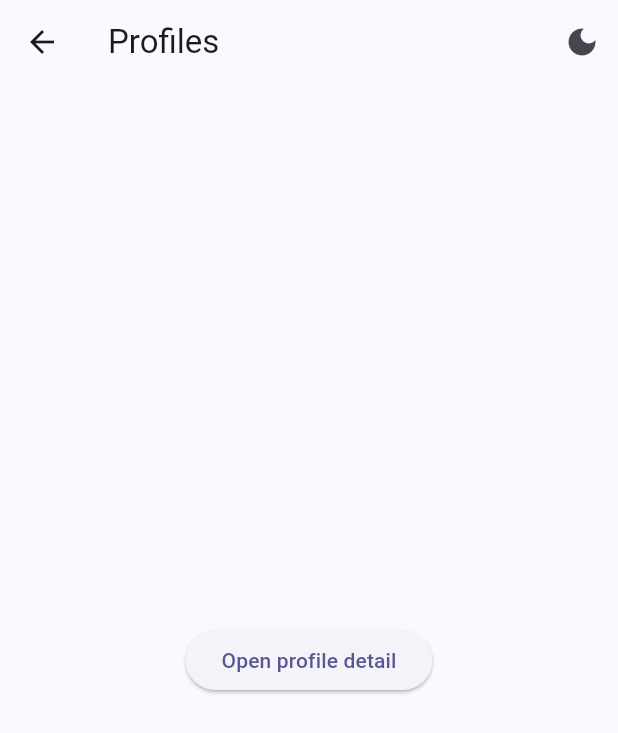
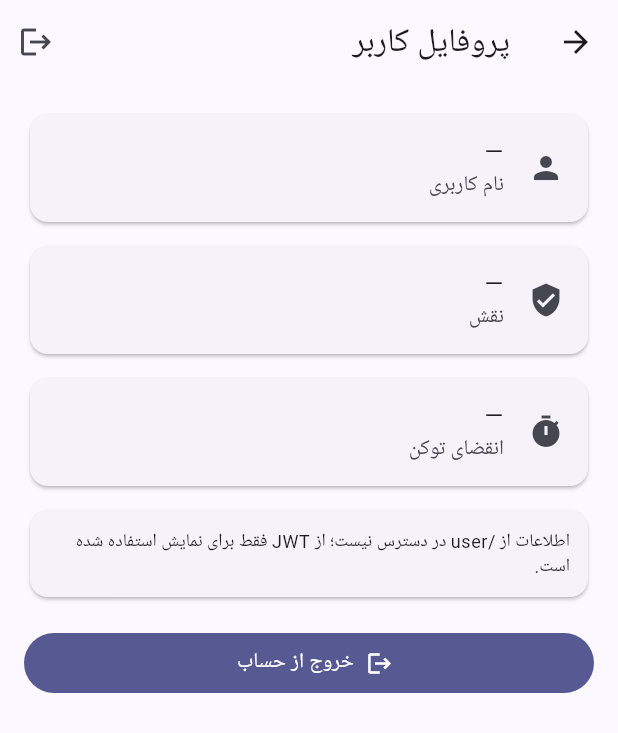
Before and after one commit to ah2727/qrcodescanner, a Flutter app: the ProfilesPage screen opened directly, on a phone screen of 412 x 824 dp. Shown: the top 733 px of the screen. Run offline on Flutter 3.47's test engine with Material 3 defaults, Android fonts, the phone set to English and light mode, and no system bars; our stand-ins replace dio, flutter_secure_storage, hive_flutter, image_gallery_saver, jwt_decoder, permission_handler and 1 more; missing offline and left inert: flutter_reactive_ble, mobile_scanner; accounts and stored records are empty.

Commit message:
update and fix the profile and pages

```diff
--- /dev/null
+++ b/lib/auth/auth_service.dart
@@ -0,0 +1,167 @@
+import 'dart:convert';
+import 'package:dio/dio.dart';
+import 'package:flutter/foundation.dart';
+import 'package:flutter_secure_storage/flutter_secure_storage.dart';
+import 'package:jwt_decoder/jwt_decoder.dart';
+
+class AuthService extends ChangeNotifier {
+  static const _tokenKey = 'token';
+  final FlutterSecureStorage _storage = const FlutterSecureStorage();
+  final Dio dio;
+
+  String? _token;
+  Map<String, dynamic>? _me; // {username, role, ...}
+
+  /// آدرس بک‌اند (با امکان override در بیلد)
+  /// مثالِ بیلد:
+  /// flutter run --dart-define=API_URL=https://api.example.com/v1/
+  static const String baseUrl = String.fromEnvironment(
+    'API_URL',
+    defaultValue: 'http://api.dayanpardazesh.ir:8080/v1/',
+  );
+
+  /// مسیرها را نسبی نگه دارید (بدون / ابتدا) تا انتهای baseUrl حذف نشود.
+  static const String _loginPath = 'auth/login';
+  static const String _mePath = 'user';
+
+  AuthService()
+      : dio = Dio(
+          BaseOptions(
+            baseUrl: baseUrl,
+            connectTimeout: const Duration(seconds: 15),
+            receiveTimeout: const Duration(seconds: 20),
+            headers: {
+              'Accept': 'application/json',
+              'Content-Type': 'application/json',
+            },
+          ),
+        ) {
+    // اینترسپتور: اضافه کردن توکن‌ها و مدیریت 401
+    dio.interceptors.add(
+      InterceptorsWrapper(
+        onRequest: (options, handler) {
+          if (_token != null && _token!.isNotEmpty) {
+            options.headers['Authorization'] = 'Bearer $_token';
+            options.headers['APP-Auth'] = _token; // بدون Bearer
+          }
+          handler.next(options);
+        },
+        onError: (err, handler) async {
+          if (err.response?.statusCode == 401) {
+            await logout();
+          }
+          handler.next(err);
+        },
+      ),
+    );
+  }
+
+  // ---------- Getters ----------
+  bool get isLoggedIn =>
+      _token != null && _token!.isNotEmpty && !JwtDecoder.isExpired(_token!);
+
+  String? get token => _token;
+  Map<String, dynamic>? get me => _me;
+
+  String? get role {
+    if (_me?['role'] != null) return _me!['role']?.toString();
+    final p = jwtPayload;
+    return p?['role']?.toString();
+    }
+
+  String? get username {
+    if (_me?['username'] != null) return _me!['username']?.toString();
+    final p = jwtPayload;
+    return p?['username']?.toString();
+  }
+
+  DateTime? get expiresAt =>
+      _token == null ? null : JwtDecoder.getExpirationDate(_token!);
+
+  Map<String, dynamic>? get jwtPayload {
+    if (_token == null) return null;
+    try {
+      return JwtDecoder.decode(_token!);
+    } catch (_) {
+      return null;
+    }
+  }
+
+  // ---------- Lifecycle ----------
+  /// هنگام بالا آمدن اپ صدا بزن
+  Future<void> init() async {
+    _token = await _storage.read(key: _tokenKey);
+    if (_token != null && JwtDecoder.isExpired(_token!)) {
+      await logout();
+      return;
+    }
+    if (_token != null) {
+      await fetchMe(); // تلاش برای گرفتن پروفایل
+    }
+    notifyListeners();
+  }
+
+  // ---------- Auth ----------
+  Future<void> login({
+    required String username,
+    required String password,
+  }) async {
+    final res = await dio.post(
+      _loginPath,
+      data: {'username': username, 'password': password},
+    );
+
+    final dynamic raw = res.data;
+    final Map<String, dynamic> data =
+        raw is Map<String, dynamic> ? raw : Map<String, dynamic>.from(json.decode(raw as String));
+
+    final String? tk = _extractToken(data);
+    if (tk == null || tk.isEmpty) {
+      throw Exception('No token in response');
+    }
+
+    _token = tk;
+    await _storage.write(key: _tokenKey, value: _token);
+
+    // چک انقضا
+    if (JwtDecoder.isExpired(_token!)) {
+      await logout();
+      throw Exception('Token is expired');
+    }
+
+    await fetchMe(); // نقش و نام کاربری
+    notifyListeners();
+  }
+
+  /// /v1/user را می‌خواند و اطلاعات را در _me می‌گذارد
+  Future<void> fetchMe() async {
+    try {
+      final res = await dio.get(_mePath); // هدرها از اینترسپتور اضافه می‌شوند
+      final data = res.data;
+      _me = (data is Map) ? Map<String, dynamic>.from(data) : null;
+    } catch (_) {
+      _me = null;
+    }
+    notifyListeners();
+  }
+
+  Future<void> logout() async {
+    _token = null;
+    _me = null;
+    await _storage.delete(key: _tokenKey);
+    notifyListeners();
+  }
+
+  // ---------- Helpers ----------
+  /// انعطاف در استخراج توکن از پاسخ‌های مختلف
+  String? _extractToken(Map<String, dynamic> data) {
+    if (data['token'] is String) return data['token'] as String;
+    if (data['accessToken'] is String) return data['accessToken'] as String;
+    final d = data['data'];
+    if (d is Map<String, dynamic>) {
+      if (d['token'] is String) return d['token'] as String;
+      if (d['accessToken'] is String) return d['accessToken'] as String;
+    }
+    return null;
+  }
+}
--- a/lib/features/activate/view/activate_page.dart
+++ b/lib/features/activate/view/activate_page.dart
@@ -3,7 +3,6 @@ import 'package:provider/provider.dart';
 import '../../activate/controller/ble_scanner.dart';
 import 'package:flutter_reactive_ble/flutter_reactive_ble.dart';
 import './activation_sheet.dart';
-import '../../../storage/config_history_store.dart';
 
 class ActivatePage extends StatelessWidget {
   const ActivatePage({super.key});
--- a/lib/features/boards/view/boards_page.dart
+++ b/lib/features/boards/view/boards_page.dart
@@ -54,6 +54,7 @@ class BoardsPage extends StatelessWidget {
               final serial  = (payload?['serial_number'] ?? rec['deviceId'] ?? '-').toString();
               final project = (extra?['project'] ?? '').toString();
               final section = (extra?['location'] ?? '').toString();
+              final connectionType = (extra?['connection_type'] ?? '').toString();
 
 
 
@@ -94,7 +95,7 @@ class BoardsPage extends StatelessWidget {
                       const SizedBox(height: 12),
 
                       // Details block
-
+                      _kv("connection type", connectionType),
                       _kv('Project Base URL', baseUrl),
                       _kv('Created At', created.isEmpty ? '—' : created),
                       if (!ok && error.isNotEmpty) _kv('Error', error),
--- a/lib/features/profiles/view/profiles_page.dart
+++ b/lib/features/profiles/view/profiles_page.dart
@@ -1,43 +1,87 @@
 import 'package:flutter/material.dart';
 import 'package:provider/provider.dart';
-import '../../../core/theme/theme_controller.dart';
+import '../../../auth/auth_service.dart';
 
 class ProfilesPage extends StatelessWidget {
   const ProfilesPage({super.key});
 
   @override
   Widget build(BuildContext context) {
-    final isDark = Theme.of(context).brightness == Brightness.dark;
-    return Scaffold(
+    final auth = context.watch<AuthService>();
+    final exp = auth.expiresAt;
+
+    return Directionality(
+      textDirection: TextDirection.rtl,
+      child: Scaffold(
         appBar: AppBar(
-        title: const Text('Profiles'),
+          title: const Text('پروفایل کاربر'),
           actions: [
             IconButton(
-            tooltip: isDark ? 'Light mode' : 'Dark mode',
-            icon: Icon(isDark ? Icons.light_mode : Icons.dark_mode),
-            onPressed: () => context.read<ThemeController>().toggle(),
+              tooltip: 'خروج',
+              onPressed: () async {
+                await context.read<AuthService>().logout();
+                // AuthGate به‌صورت خودکار به Login می‌برد
+              },
+              icon: const Icon(Icons.logout),
             ),
           ],
         ),
-      body: Center(
-        child: ElevatedButton(
-          onPressed: () => Navigator.of(context).push(
-            MaterialPageRoute(builder: (_) => const _ProfilesDetail()),
+        body: RefreshIndicator(
+          onRefresh: () => context.read<AuthService>().fetchMe(),
+          child: ListView(
+            padding: const EdgeInsets.all(16),
+            children: [
+              Card(
+                child: ListTile(
+                  title: Text(auth.username ?? '—'),
+                  subtitle: const Text('نام کاربری'),
+                  leading: const Icon(Icons.person),
                 ),
-          child: const Text('Open profile detail'),
+              ),
+              const SizedBox(height: 8),
+              Card(
+                child: ListTile(
+                  title: Text(auth.role ?? '—'),
+                  subtitle: const Text('نقش'),
+                  leading: const Icon(Icons.verified_user),
+                ),
+              ),
+              const SizedBox(height: 8),
+              Card(
+                child: ListTile(
+                  title: Text(exp?.toLocal().toString() ?? '—'),
+                  subtitle: const Text('انقضای توکن'),
+                  leading: const Icon(Icons.timer),
+                ),
+              ),
+              const SizedBox(height: 8),
+              if (auth.me != null)
+                Card(
+                  child: Padding(
+                    padding: const EdgeInsets.all(12),
+                    child: Text('اطلاعات /user: ${auth.me}'),
+                  ),
+                )
+              else
+                Card(
+                  child: Padding(
+                    padding: const EdgeInsets.all(12),
+                    child: Text(
+                      'اطلاعات از /user در دسترس نیست؛ از JWT فقط برای نمایش استفاده شده است.',
+                      style: Theme.of(context).textTheme.bodySmall,
+                    ),
+                  ),
+                ),
+              const SizedBox(height: 16),
+              FilledButton.icon(
+                onPressed: () => context.read<AuthService>().logout(),
+                icon: const Icon(Icons.logout),
+                label: const Text('خروج از حساب'),
+              ),
+            ],
+          ),
         ),
       ),
     );
   }
 }
-
-class _ProfilesDetail extends StatelessWidget {
-  const _ProfilesDetail({super.key});
-  @override
-  Widget build(BuildContext context) {
-    return Scaffold(
-      appBar: AppBar(title: const Text('Profile Detail')),
-      body: const Center(child: Text('Profile details here')),
-    );
-  }
-}
--- a/pubspec.yaml
+++ b/pubspec.yaml
@@ -45,6 +45,9 @@ dependencies:
   hive_flutter: ^1.1.0
   qr_flutter: ^4.1.0
   intl: ^0.20.2
+  jwt_decoder: ^2.0.1
+  dio: ^5.9.0
+  image_gallery_saver: ^2.0.3
 
 dev_dependencies:
   flutter_test:
```
Also changed, not shown: lib/features/activate/controller/ble_scanner.dart (+31 -4 lines), lib/features/keys/view/keys_page.dart (+31 -16 lines), pubspec.lock, 2 other files. Lines whose indentation alone changed are shown as unchanged.
